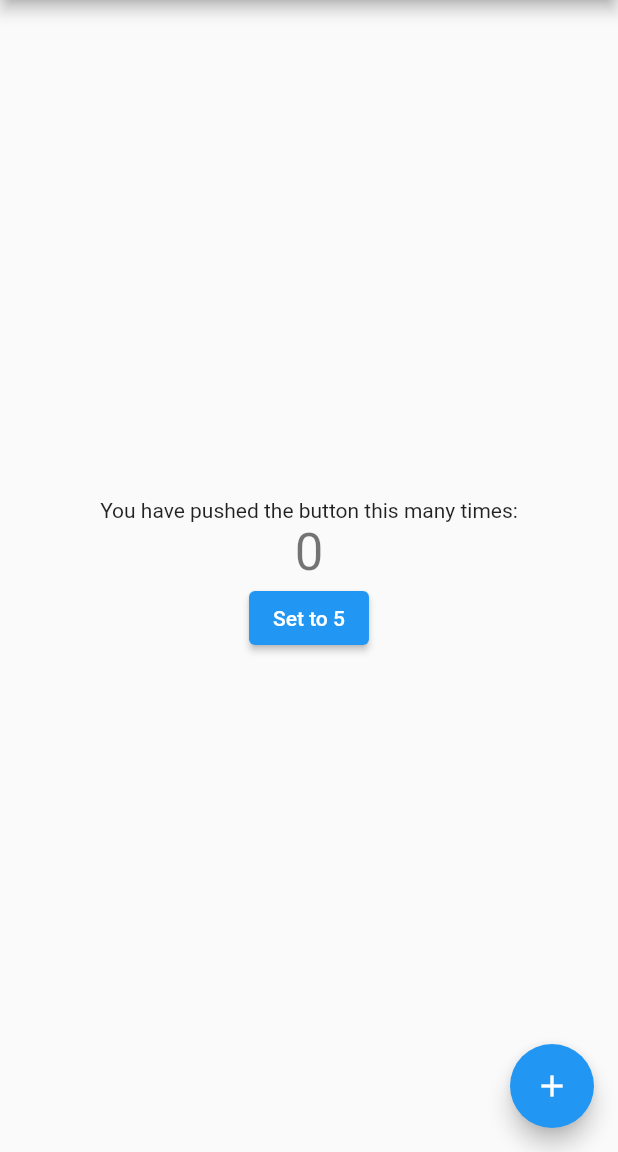
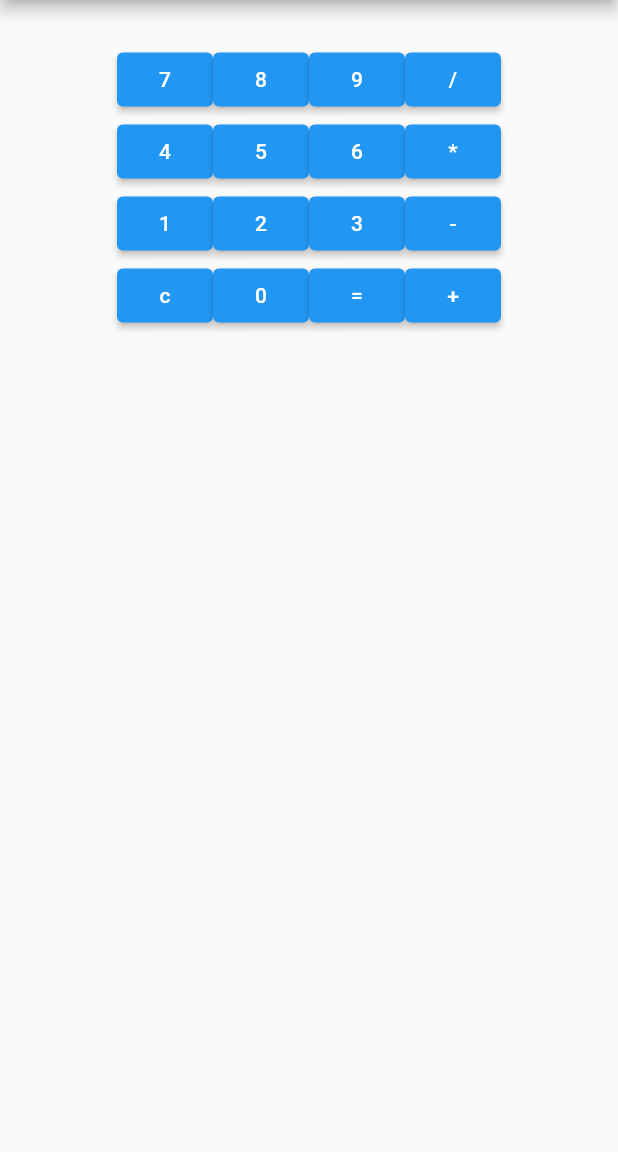
Before and after one commit to rojaldo/flutter_examples, a Flutter app: the screen it shows after launch, on a phone screen of 412 x 824 dp, the part 84-1236 px from its top. Run offline on Flutter 3.47's test engine with Material 2 defaults, Android fonts, the phone set to English and light mode, and no system bars.

Commit message:
calculator displays text

```diff
--- a/lib/main.dart
+++ b/lib/main.dart
@@ -1,3 +1,5 @@
+import 'package:flutter/material.dart';
+// import raised button
 import 'package:flutter/material.dart';
 
 void main() {
@@ -38,25 +40,16 @@ class MyHomePage extends StatefulWidget {
 }
 
 class _MyHomePageState extends State<MyHomePage> {
-  int _counter = 0;
 
-  void _incrementCounter() {
+  String _display = '';
+
+  void onButtonClicked(dynamic value) {
+    print("Button Clicked: $value");
     setState(() {
-      _counter++;
+      this._display = this._display + value.toString();
     });
   }
 
-  void _decrementCounter() {
-    setState(() {
-      _counter--;
-    });
-  }
-
-  void _setCounter(int value) {
-    setState(() {
-      _counter = value;
-    });
-  }
 
   @override
   Widget build(BuildContext context) {
@@ -64,29 +57,107 @@ class _MyHomePageState extends State<MyHomePage> {
       appBar: AppBar(
         title: Text(widget.title),
       ),
-      body: Center(
-        child: Column(
+      body: new Container(
+            child:
+              Column(
+      children: [
+        Row(
           mainAxisAlignment: MainAxisAlignment.center,
-          children: <Widget>[
-            const Text(
-              'You have pushed the button this many times:'
-            ),
-            Text(
-              '$_counter',
-              style: Theme.of(context).textTheme.headline4
-            ),
-            ElevatedButton(
-              onPressed: () => _setCounter(5),
-              child: const Text('Set to 5'),
+          children: [
+            Text("$_display",
+              style: TextStyle(
+                fontSize: 25
+              ),
             ),
           ],
         ),
-      ),
-      floatingActionButton: FloatingActionButton(
-        onPressed: _incrementCounter,
-        tooltip: 'Increment',
-        child: const Icon(Icons.add),
-      ), // This trailing comma makes auto-formatting nicer for build methods.
-    );
-  }
-}
+        Row(
+          mainAxisAlignment: MainAxisAlignment.center,
+          children: <Widget>[
+            ElevatedButton(
+              child: const Text('7'),
+              onPressed: () => onButtonClicked('7'),
+            ),
+            ElevatedButton(
+              child: const Text('8'),
+              onPressed: () => onButtonClicked('8'),
+            ),
+            ElevatedButton(
+              child: const Text('9'),
+              onPressed: () => onButtonClicked('9'),
+            ),
+            ElevatedButton(
+              child: const Text('/'),
+              onPressed: () => onButtonClicked('/'),
+            ),
+          ],
+        ),
+        Row(
+          mainAxisAlignment: MainAxisAlignment.center,
+          children: <Widget>[
+            ElevatedButton(
+              child: const Text('4'),
+              onPressed: () => onButtonClicked('4'),
+            ),
+            ElevatedButton(
+              child: const Text('5'),
+              onPressed: () => onButtonClicked('5'),
+            ),
+            ElevatedButton(
+              child: const Text('6'),
+              onPressed: () => onButtonClicked('6'),
+            ),
+            ElevatedButton(
+              child: const Text('*'),
+              onPressed: () => onButtonClicked('*'),
+            ),
+          ],
+        ),
+        Row(
+          mainAxisAlignment: MainAxisAlignment.center,
+          children: <Widget>[
+            ElevatedButton(
+              child: const Text('1'),
+              onPressed: () => onButtonClicked('1'),
+            ),
+            ElevatedButton(
+              child: const Text('2'),
+              onPressed: () => onButtonClicked('2'),
+            ),
+            ElevatedButton(
+              child: const Text('3'),
+              onPressed: () => onButtonClicked('3'),
+            ),
+            ElevatedButton(
+              child: const Text('-'),
+              onPressed: () => onButtonClicked('-'),
+            ),
+          ],
+        ),
+        Row(
+          mainAxisAlignment: MainAxisAlignment.center,
+          children: <Widget>[
+            ElevatedButton(
+              child: const Text('c'),
+              onPressed: () => onButtonClicked('c'),
+            ),
+            ElevatedButton(
+              child: const Text('0'),
+              onPressed: () => onButtonClicked('0'),
+            ),
+            ElevatedButton(
+              child: const Text('='),
+              onPressed: () => onButtonClicked('='),
+            ),
+            ElevatedButton(
+              child: const Text('+'),
+              onPressed: () => onButtonClicked('+'),
+            ), // ElevatedButton
+          ], // <Widget>[] children of Row
+        ), // Row
+      ], // <Widget>[] children of Column
+    ), // Column
+      ), // Container
+      ); // Scaffold
+  } // Widget build
+} // class _MyHomePageState
```
